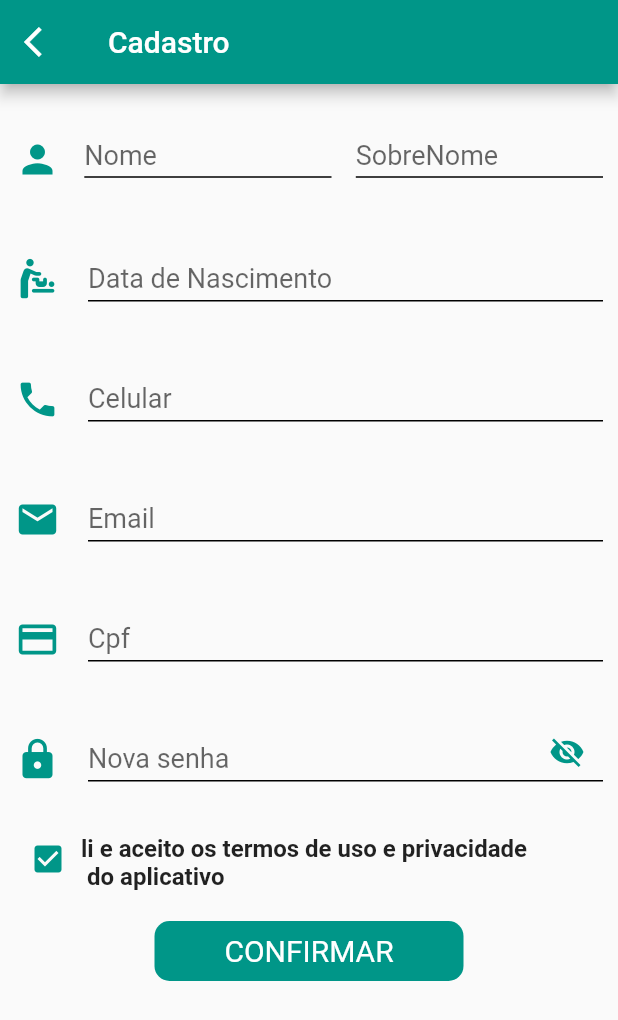
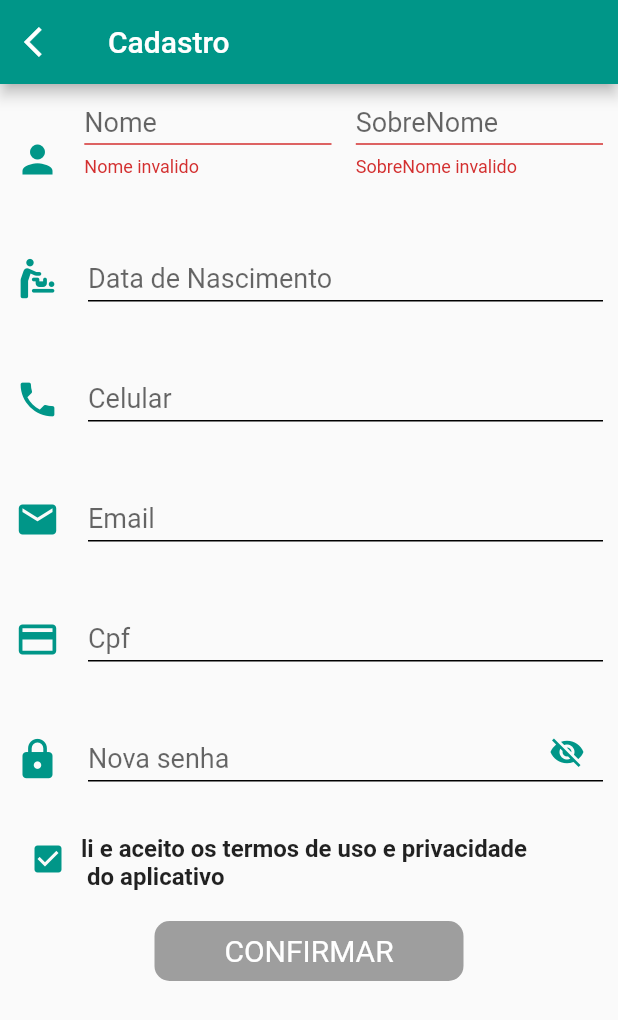
Before and after one commit to clenilsonsilva/burger_app, a Flutter app: the Cadastrese screen opened directly, after a tap on the "check box outline blank" icon, on a phone screen of 412 x 824 dp. Shown: the top 1020 px of the screen. Run offline on Flutter 3.47's test engine with Material 2 defaults, Android fonts, the phone set to English and light mode, and no system bars; our stand-ins replace brasil_fields, flutter_rating_bar.

Commit message:
12/12/22-01

```diff
--- a/lib/class/listcard.dart
+++ b/lib/class/listcard.dart
@@ -70,3 +70,12 @@ final email = TextEditingController();
 final cpf = TextEditingController();
 final novasenha = TextEditingController();
 final box = ValueNotifier<bool>(false);
+
+final cadastrar = ValueNotifier<bool>(nome.value.text.isNotEmpty &&
+    sobrenome.value.text.isNotEmpty &&
+    nascimento.value.text.isNotEmpty &&
+    celular.value.text.isNotEmpty &&
+    email.value.text.isNotEmpty &&
+    cpf.value.text.isNotEmpty &&
+    novasenha.value.text.isNotEmpty &&
+    box.value == true);
--- a/lib/screens/cadastre_se.dart
+++ b/lib/screens/cadastre_se.dart
@@ -340,7 +340,8 @@ class Cadastrese extends StatelessWidget {
                         ? SizedBox(
                             width: size.width,
                             child: Padding(
-                              padding: const EdgeInsets.only(left: 20, top: 10, bottom: 20),
+                              padding: const EdgeInsets.only(
+                                  left: 20, top: 10, bottom: 20),
                               child: Row(
                                 mainAxisAlignment: MainAxisAlignment.start,
                                 children: [
@@ -355,6 +356,7 @@ class Cadastrese extends StatelessWidget {
                                           ),
                                           onTap: () {
                                             box.value = false;
+                                            cadastrar.value = true;
                                           },
                                         );
                                       } else {
@@ -365,6 +367,9 @@ class Cadastrese extends StatelessWidget {
                                           ),
                                           onTap: () {
                                             box.value = true;
+                                            if(formKey.currentState!.validate()) {
+                                              cadastrar.value = true;
+                                            }
                                           },
                                         );
                                       }
@@ -384,22 +389,28 @@ class Cadastrese extends StatelessWidget {
                             ),
                           )
                         : const SizedBox(),
-                    GestureDetector(
+                    ValueListenableBuilder(
+                      valueListenable: cadastrar,
+                      builder: (context, value, child) {
+                        return GestureDetector(
+                          onTap: value==false ? null : () {print('ok');},
                           child: Container(
                             margin: const EdgeInsets.symmetric(horizontal: 50),
                             height: 40,
                             width: size.width / 2,
                             decoration: BoxDecoration(
                                 borderRadius: BorderRadius.circular(10),
-                            color: Colors.teal),
+                                color: value==false ? Colors.grey : Colors.teal),
                             child: const Center(
                               child: Text(
                                 'CONFIRMAR',
-                            style: TextStyle(color: Colors.white, fontSize: 20),
+                                style: TextStyle(
+                                    color: Colors.white, fontSize: 20),
                               ),
                             ),
                           ),
-                      // onTap: () {},
+                        );
+                      },
                     )
                   ],
                 )
```
Lines whose indentation alone changed are shown as unchanged.
